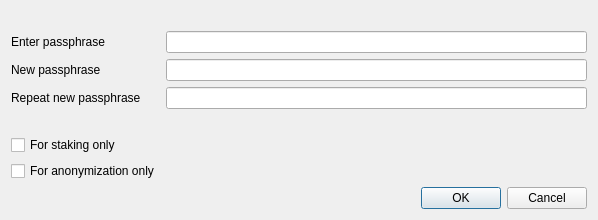
The window that src/qt/forms/askpassphrasedialog.ui (GenesysCrypto/GenesysCoin) describes before a commit, drawn with Qt 5.
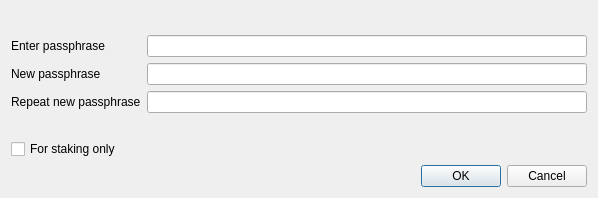
The same window after the commit.

Diff of the .ui file:
```diff
--- a/src/qt/forms/askpassphrasedialog.ui
+++ b/src/qt/forms/askpassphrasedialog.ui
@@ -115,24 +115,6 @@
        </property>
       </widget>
      </item>
-	 
-<item row="5" column="0">
- <widget class="QCheckBox" name="anonymizationCheckBox">
- <property name="enabled">
- <bool>true</bool>
- </property>
- <property name="toolTip">
- <string>Serves to disable the trivial sendmoney when OS account compromised. Provides no real security.</string>
- </property>
- <property name="text">
- <string>For anonymization only</string>
- </property>
- <property name="visible">
- <bool>false</bool>
- </property>
- </widget>
- </item>
-	 
     </layout>
    </item>
    <item>
```
